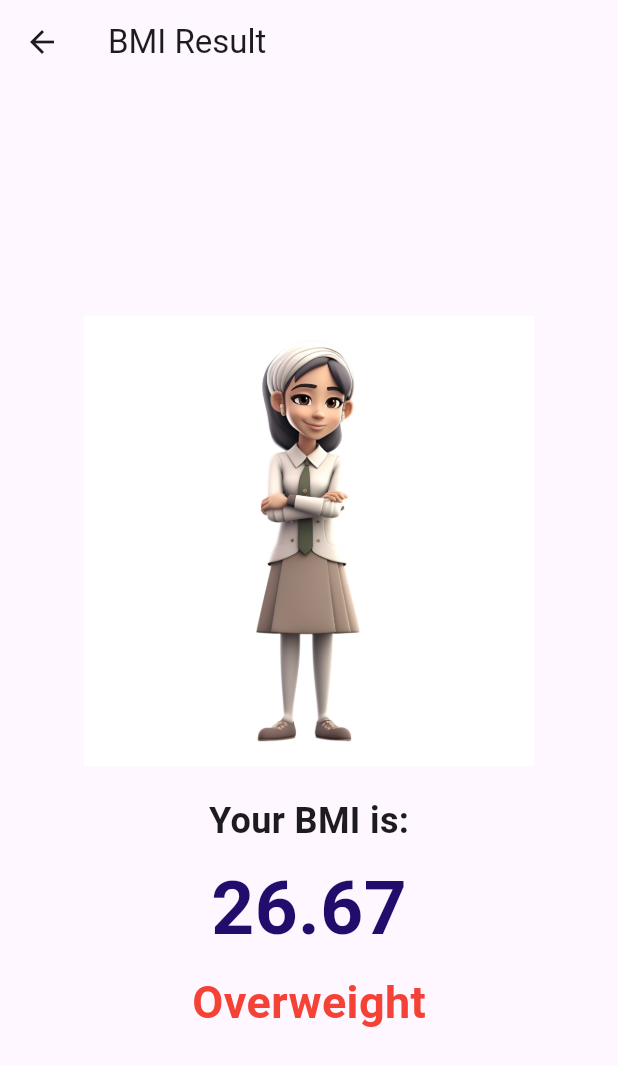
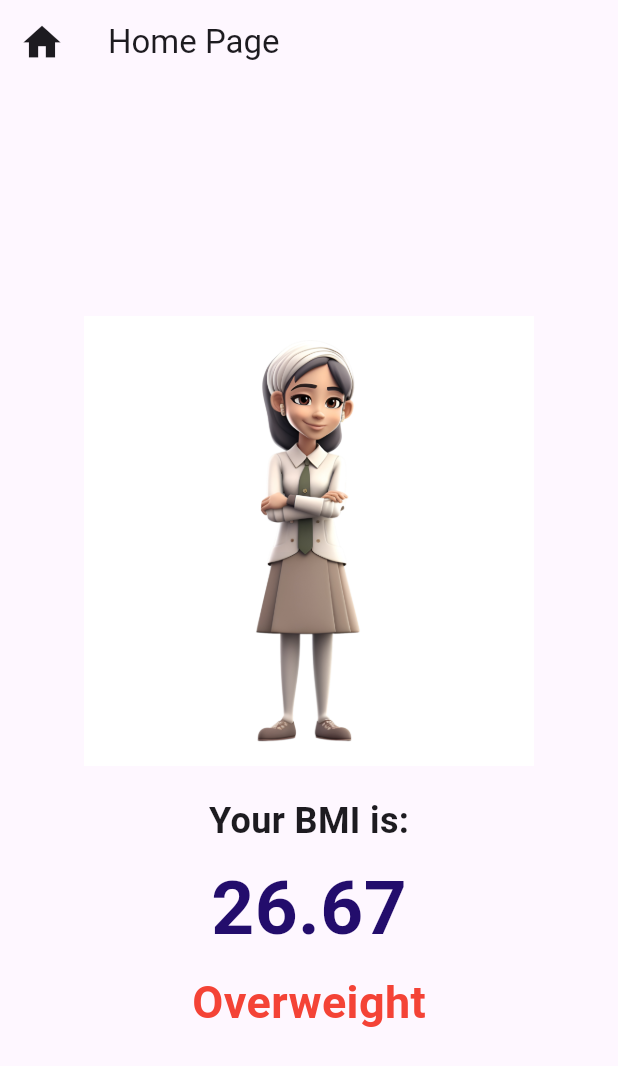
Before and after one commit to akithawijesinghe/BMICALflutter, a Flutter app: the screen it shows after launch, after a tap on the "remove" icon, after a tap on the "add" icon, after a tap on "Calculate BMI", on a phone screen of 412 x 824 dp. Shown: the top 1066 px of the screen. Run offline on Flutter 3.47's test engine with Material 3 defaults, Android fonts, the phone set to English and light mode, and no system bars.

Commit message:
ui final stage 4

```diff
--- a/lib/main_page.dart
+++ b/lib/main_page.dart
@@ -32,8 +32,8 @@ class _MainPageState extends State<MainPage> {
 
   @override
   Widget build(BuildContext context) {
-    double screenWidth = MediaQuery.of(context).size.width;
-    double screenHeight = MediaQuery.of(context).size.height;
+    //double screenWidth = MediaQuery.of(context).size.width;
+    //double screenHeight = MediaQuery.of(context).size.height;
 
     return Scaffold(
       body: SafeArea(
--- a/lib/result_page.dart
+++ b/lib/result_page.dart
@@ -1,5 +1,6 @@
 // result_page.dart
 import 'package:flutter/material.dart';
+import 'package:flutterbmi/main_page.dart';
 
 class ResultPage extends StatelessWidget {
   final double bmi;
@@ -25,11 +26,11 @@ class ResultPage extends StatelessWidget {
 
     return Scaffold(
       appBar: AppBar(
-        title: Text('BMI Result'),
+        title: Text('Home Page'),
         leading: IconButton(
-          icon: Icon(Icons.arrow_back),
+          icon: Icon(Icons.home, size: 30),
           onPressed: () {
-            Navigator.pop(context);
+            Navigator.pop(context, MainPage());
           },
         ),
       ),
```
Also changed, not shown: lib/splash.dart (added, +17 -0 lines).
